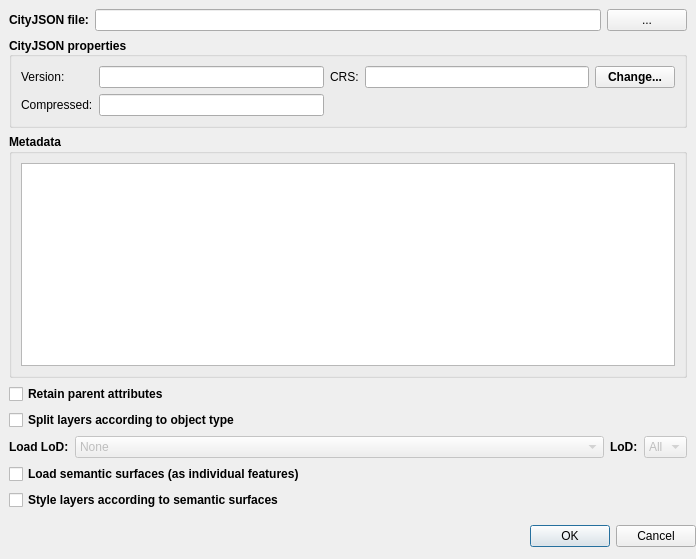
Old version of the form gui/cityjson_loader_dialog_base.ui in the repository cityjson/cityjson-qgis-plugin.
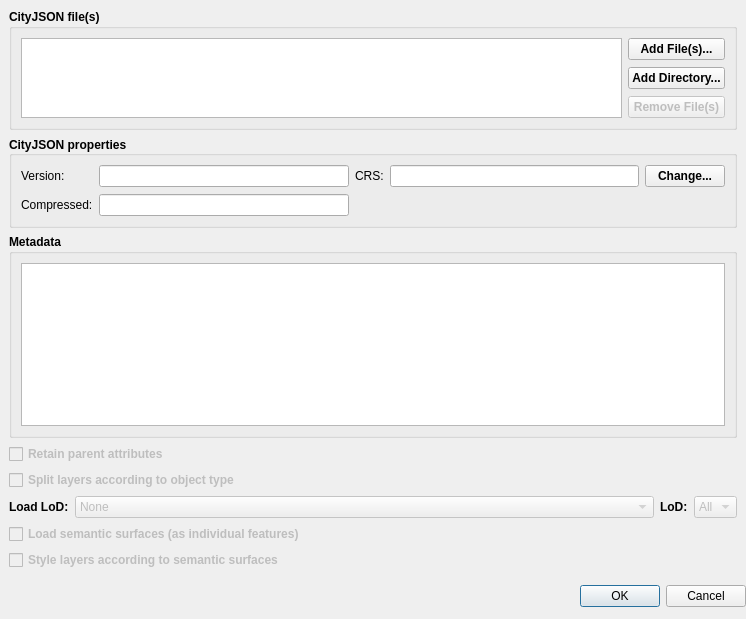
New version of the form. Custom widgets are drawn as their Qt base class.

Commit message: Adding support for multiple files processing

The edit to the form file:
```diff
--- a/gui/cityjson_loader_dialog_base.ui
+++ b/gui/cityjson_loader_dialog_base.ui
@@ -6,8 +6,8 @@
    <rect>
     <x>0</x>
     <y>0</y>
-    <width>696</width>
-    <height>559</height>
+    <width>746</width>
+    <height>619</height>
    </rect>
   </property>
   <property name="windowTitle">
@@ -48,43 +48,103 @@
        <rect>
         <x>0</x>
         <y>0</y>
-        <width>684</width>
-        <height>507</height>
+        <width>746</width>
+        <height>572</height>
        </rect>
       </property>
-      <layout class="QVBoxLayout" name="verticalLayout_2" stretch="0,0,1,0,0,0,0,0">
+      <layout class="QVBoxLayout" name="verticalLayout_2" stretch="0,0,1,0,0,0,0,0,0">
        <item>
-        <layout class="QHBoxLayout" name="horizontalLayout">
-         <item>
-          <widget class="QLabel" name="cityjsonPathLabel">
+        <widget class="QgsCollapsibleGroupBox" name="mGroupBox">
+         <property name="sizePolicy">
+          <sizepolicy hsizetype="Preferred" vsizetype="Minimum">
+           <horstretch>0</horstretch>
+           <verstretch>0</verstretch>
+          </sizepolicy>
+         </property>
            <property name="font">
             <font>
              <weight>75</weight>
              <bold>true</bold>
             </font>
            </property>
+         <property name="title">
+          <string>CityJSON file(s)</string>
+         </property>
+         <layout class="QGridLayout" name="gridLayout_2">
+          <item row="0" column="0">
+           <layout class="QHBoxLayout" name="horizontalLayout_3">
+            <item>
+             <widget class="QListWidget" name="listWidget">
+              <property name="sizePolicy">
+               <sizepolicy hsizetype="Expanding" vsizetype="Expanding">
+                <horstretch>0</horstretch>
+                <verstretch>0</verstretch>
+               </sizepolicy>
+              </property>
+              <property name="sizeAdjustPolicy">
+               <enum>QAbstractScrollArea::AdjustToContentsOnFirstShow</enum>
+              </property>
+              <property name="selectionMode">
+               <enum>QAbstractItemView::ExtendedSelection</enum>
+              </property>
+              <property name="resizeMode">
+               <enum>QListView::Fixed</enum>
+              </property>
+             </widget>
+            </item>
+            <item>
+             <layout class="QVBoxLayout" name="verticalLayout_4">
+              <property name="spacing">
+               <number>7</number>
+              </property>
+              <item alignment="Qt::AlignTop">
+               <widget class="QPushButton" name="browseFilesButton">
+                <property name="sizePolicy">
+                 <sizepolicy hsizetype="Preferred" vsizetype="Fixed">
+                  <horstretch>0</horstretch>
+                  <verstretch>0</verstretch>
+                 </sizepolicy>
+                </property>
            <property name="text">
-            <string>CityJSON file:</string>
+                 <string>Add File(s)...</string>
            </property>
           </widget>
          </item>
          <item>
-          <widget class="QLineEdit" name="cityjsonPathLineEdit"/>
+               <widget class="QPushButton" name="browseDirectoryButton">
+                <property name="sizePolicy">
+                 <sizepolicy hsizetype="Preferred" vsizetype="Fixed">
+                  <horstretch>0</horstretch>
+                  <verstretch>0</verstretch>
+                 </sizepolicy>
+                </property>
+                <property name="text">
+                 <string>Add Directory...</string>
+                </property>
+               </widget>
          </item>
          <item>
-          <widget class="QPushButton" name="browseButton">
-           <property name="font">
-            <font>
-             <weight>50</weight>
-             <bold>false</bold>
-            </font>
-           </property>
+               <widget class="QPushButton" name="removeFilesButton">
+                <property name="enabled">
+                 <bool>false</bool>
+                </property>
+                <property name="sizePolicy">
+                 <sizepolicy hsizetype="Preferred" vsizetype="Fixed">
+                  <horstretch>0</horstretch>
+                  <verstretch>0</verstretch>
+                 </sizepolicy>
+                </property>
            <property name="text">
-            <string>...</string>
+                 <string>Remove File(s)</string>
            </property>
           </widget>
          </item>
         </layout>
+            </item>
+           </layout>
+          </item>
+         </layout>
+        </widget>
        </item>
        <item>
         <widget class="QgsCollapsibleGroupBox" name="cityModelPropertiesGroupBox">
@@ -114,7 +174,7 @@
          </property>
          <layout class="QGridLayout" name="gridLayout" rowstretch="0,0" columnstretch="0,0,0,0,0">
           <property name="verticalSpacing">
-           <number>-1</number>
+           <number>7</number>
           </property>
           <item row="0" column="4">
            <widget class="QPushButton" name="changeCrsPushButton">
@@ -233,7 +293,10 @@
         </widget>
        </item>
        <item>
-	<widget class="QCheckBox" name="retainParentAttributesCheckBox">
+        <widget class="QCheckBox" name="inheritParentAttributesCheckBox">
+         <property name="enabled">
+          <bool>false</bool>
+         </property>
          <property name="font">
           <font>
            <weight>75</weight>
@@ -247,6 +310,9 @@
        </item>
        <item>
         <widget class="QCheckBox" name="splitByTypeCheckBox">
+         <property name="enabled">
+          <bool>false</bool>
+         </property>
          <property name="font">
           <font>
            <weight>75</weight>
@@ -259,7 +325,7 @@
         </widget>
        </item>
        <item>
-        <layout class="QHBoxLayout" name="lodLoadingHorizontalLayout" stretch="0,1">
+        <layout class="QHBoxLayout" name="lodLoadingHorizontalLayout" stretch="0,1,0,0">
          <item>
           <widget class="QLabel" name="loDLoadingLabel">
            <property name="font">
@@ -324,6 +390,9 @@
        </item>
        <item>
         <widget class="QCheckBox" name="semanticsLoadingCheckBox">
+         <property name="enabled">
+          <bool>false</bool>
+         </property>
          <property name="font">
           <font>
            <weight>75</weight>
@@ -337,6 +406,9 @@
        </item>
        <item>
         <widget class="QCheckBox" name="semanticSurfacesStylingCheckBox">
+         <property name="enabled">
+          <bool>false</bool>
+         </property>
          <property name="font">
           <font>
            <weight>75</weight>
```
Left out of the diff: 2 changed lines with no effect on the pictures. Lines whose indentation alone changed are shown as unchanged.
